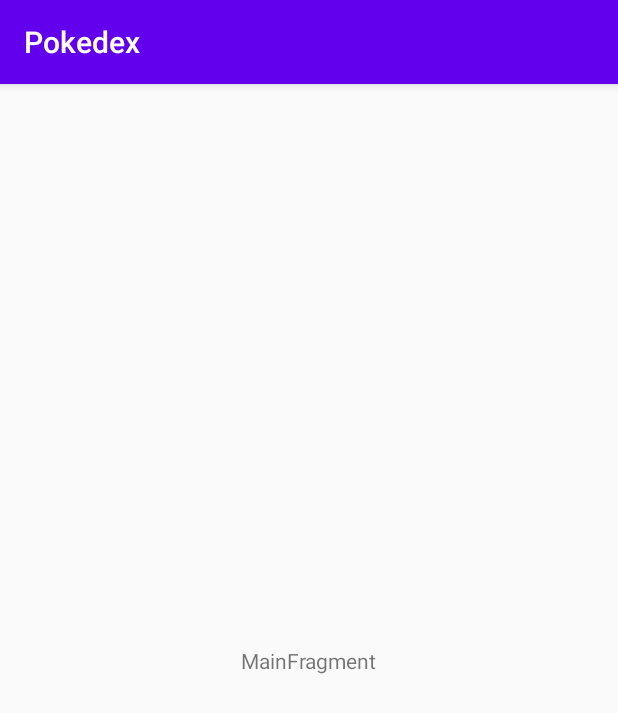
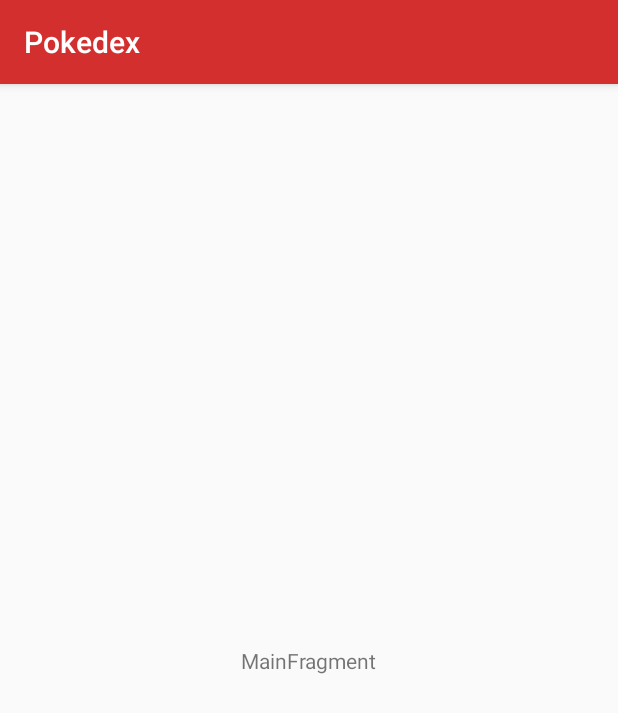
Before and after one commit to noelrmrz/Dexter, an Android app: the screen it shows after launch (MainActivity), on a phone screen of 412 x 824 dp. Shown: the top 713 px of the screen. Run offline under Robolectric (Android 15) with nearby library versions, the phone set to English and light mode, and no system bars.

Commit message:
Changed app theme colors.xml

```diff
--- a/app/src/main/res/values/colors.xml
+++ b/app/src/main/res/values/colors.xml
@@ -1,6 +1,6 @@
 <?xml version="1.0" encoding="utf-8"?>
 <resources>
-    <color name="colorPrimary">#6200EE</color>
-    <color name="colorPrimaryDark">#3700B3</color>
-    <color name="colorAccent">#03DAC5</color>
+    <color name="colorPrimary">#D32F2F</color>
+    <color name="colorPrimaryDark">#C62828</color>
+    <color name="colorAccent">#64DD17</color>
 </resources>
```
